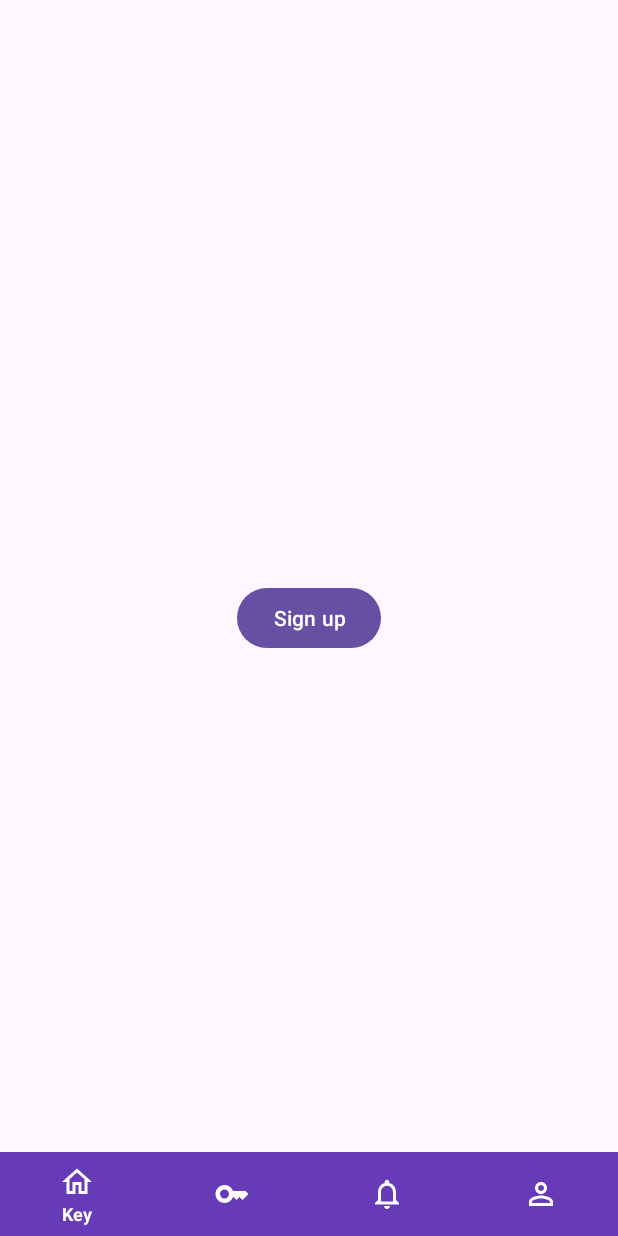
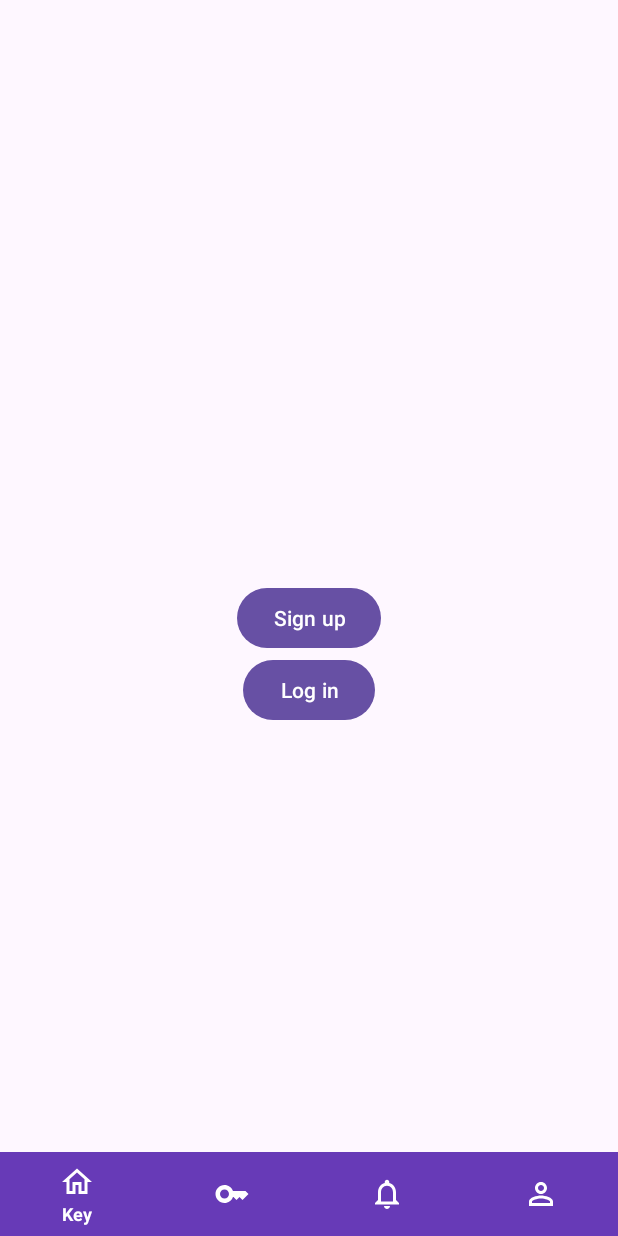
Before and after one commit to DevRuibin/SharableLockAndroid, an Android app: the screen it shows after launch (MainActivity), on a phone screen of 412 x 824 dp. Run offline under Robolectric (Android 15) with nearby library versions, the phone set to English and light mode, and no system bars.

Commit message:
feat: login

```diff
--- a/app/src/main/AndroidManifest.xml
+++ b/app/src/main/AndroidManifest.xml
@@ -23,6 +23,8 @@
         <activity
             android:name=".SignUp"
             android:exported="false" />
+        <activity android:name=".Login"
+            android:exported="false" />
         <activity
             android:name=".MainActivity"
             android:exported="true">
--- a/app/src/main/java/com/example/shareablelock/ApiService.kt
+++ b/app/src/main/java/com/example/shareablelock/ApiService.kt
@@ -7,4 +7,8 @@ import retrofit2.http.POST
 interface ApiService {
     @POST("/api/v1/users")
     fun createUser(@Body user: UserRequest): Call<UserModel>
+
+    @POST("/api/v1/users/login")
+    fun loginUser(@Body user: UserRequest): Call<UserModel>
+
 }
--- a/app/src/main/java/com/example/shareablelock/MainActivity.kt
+++ b/app/src/main/java/com/example/shareablelock/MainActivity.kt
@@ -25,5 +25,11 @@ class MainActivity : AppCompatActivity() {
             startActivity(intent)
         }
 
+        val btnSignIn = findViewById<Button>(R.id.btnLogin)
+        btnSignIn.setOnClickListener {
+            val intent = Intent(this, Login::class.java)
+            startActivity(intent)
+        }
+
     }
 }
--- a/app/src/main/res/layout/activity_login.xml
+++ b/app/src/main/res/layout/activity_login.xml
@@ -67,7 +67,7 @@
         android:layout_marginHorizontal="40dp"
         android:layout_marginTop="20dp"
         android:text="Sign In"
-        android:id="@+id/btnSingUp"/>
+        android:id="@+id/btnSignIn"/>
 
 
 
--- a/app/src/main/res/layout/activity_main.xml
+++ b/app/src/main/res/layout/activity_main.xml
@@ -13,6 +13,14 @@
         android:text="Sign up"
         android:id="@+id/btnSignup"
         android:layout_centerVertical="true"
+        android:layout_centerHorizontal="true"/>
+
+    <Button
+        android:layout_width="wrap_content"
+        android:layout_height="wrap_content"
+        android:text="Log in"
+        android:id="@+id/btnLogin"
+        android:layout_below="@id/btnSignup"
         android:layout_centerHorizontal="true"/>
 
     <com.google.android.material.bottomnavigation.BottomNavigationView
```
Also changed, not shown: app/src/main/java/com/example/shareablelock/Login.kt (+37 -0 lines), app/src/main/java/com/example/shareablelock/RetrofitHelper.kt (added, +16 -0 lines).
